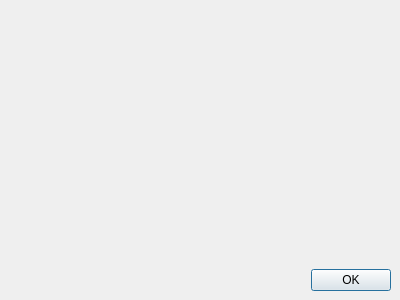
PLLUG/sourceline, file src/app/ui/errordialog.ui: the form before one commit.
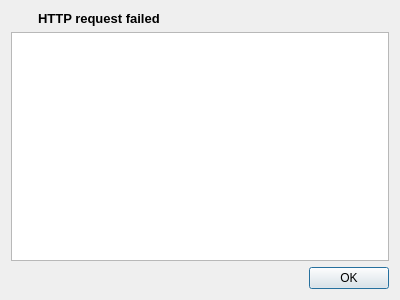
The form after the commit. Icons and pictures are not drawn.

```diff
--- a/src/app/ui/errordialog.ui
+++ b/src/app/ui/errordialog.ui
@@ -19,115 +19,69 @@
     <height>300</height>
    </size>
   </property>
+  <property name="maximumSize">
+   <size>
+    <width>400</width>
+    <height>300</height>
+   </size>
+  </property>
   <property name="windowTitle">
    <string>Dialog</string>
   </property>
-  <widget class="QWidget" name="">
-   <property name="geometry">
-    <rect>
-     <x>10</x>
-     <y>10</y>
-     <width>381</width>
-     <height>281</height>
-    </rect>
-   </property>
-   <layout class="QVBoxLayout" name="verticalLayout">
+  <layout class="QVBoxLayout" name="verticalLayout" stretch="0,1,0">
     <item>
-     <layout class="QHBoxLayout" name="horizontalLayout">
-      <item>
-       <spacer name="horizontalSpacer">
-        <property name="orientation">
-         <enum>Qt::Horizontal</enum>
-        </property>
-        <property name="sizeHint" stdset="0">
-         <size>
-          <width>40</width>
-          <height>20</height>
-         </size>
-        </property>
-       </spacer>
-      </item>
+    <layout class="QHBoxLayout" name="horizontalLayout" stretch="0,1">
+     <property name="spacing">
+      <number>20</number>
+     </property>
       <item>
        <widget class="QLabel" name="labelIconExclamation">
+       <property name="maximumSize">
+        <size>
+         <width>50</width>
+         <height>50</height>
+        </size>
+       </property>
         <property name="text">
          <string/>
         </property>
+       <property name="pixmap">
+        <pixmap resource="../resources/resources.qrc">:/Icons/Icons/exclamation.png</pixmap>
+       </property>
+       <property name="scaledContents">
+        <bool>true</bool>
+       </property>
        </widget>
       </item>
       <item>
        <widget class="QLabel" name="labelBriefErrorText">
+       <property name="font">
+        <font>
+         <pointsize>10</pointsize>
+         <weight>75</weight>
+         <bold>true</bold>
+        </font>
+       </property>
         <property name="text">
-         <string/>
+        <string>HTTP request failed</string>
         </property>
        </widget>
       </item>
-      <item>
-       <spacer name="horizontalSpacer_2">
-        <property name="orientation">
-         <enum>Qt::Horizontal</enum>
-        </property>
-        <property name="sizeHint" stdset="0">
-         <size>
-          <width>40</width>
-          <height>20</height>
-         </size>
-        </property>
-       </spacer>
-      </item>
      </layout>
     </item>
     <item>
      <layout class="QHBoxLayout" name="horizontalLayout_2">
       <item>
-       <spacer name="horizontalSpacer_3">
-        <property name="orientation">
-         <enum>Qt::Horizontal</enum>
-        </property>
-        <property name="sizeHint" stdset="0">
-         <size>
-          <width>40</width>
-          <height>20</height>
-         </size>
-        </property>
-       </spacer>
-      </item>
-      <item>
-       <widget class="QLabel" name="labelFullErrorText">
-        <property name="text">
-         <string/>
+      <widget class="QPlainTextEdit" name="plainTextEditFullErrorText">
+       <property name="readOnly">
+        <bool>true</bool>
         </property>
        </widget>
       </item>
-      <item>
-       <spacer name="horizontalSpacer_4">
-        <property name="orientation">
-         <enum>Qt::Horizontal</enum>
-        </property>
-        <property name="sizeHint" stdset="0">
-         <size>
-          <width>40</width>
-          <height>20</height>
-         </size>
-        </property>
-       </spacer>
-      </item>
      </layout>
     </item>
     <item>
      <layout class="QHBoxLayout" name="horizontalLayout_3">
-      <item>
-       <spacer name="horizontalSpacer_5">
-        <property name="orientation">
-         <enum>Qt::Horizontal</enum>
-        </property>
-        <property name="sizeHint" stdset="0">
-         <size>
-          <width>40</width>
-          <height>20</height>
-         </size>
-        </property>
-       </spacer>
-      </item>
       <item>
        <widget class="QDialogButtonBox" name="buttonBoxOk">
         <property name="standardButtons">
@@ -139,7 +93,8 @@
     </item>
    </layout>
   </widget>
- </widget>
- <resources/>
+ <resources>
+  <include location="../resources/resources.qrc"/>
+ </resources>
  <connections/>
 </ui>
```
Lines whose indentation alone changed are shown as unchanged.
